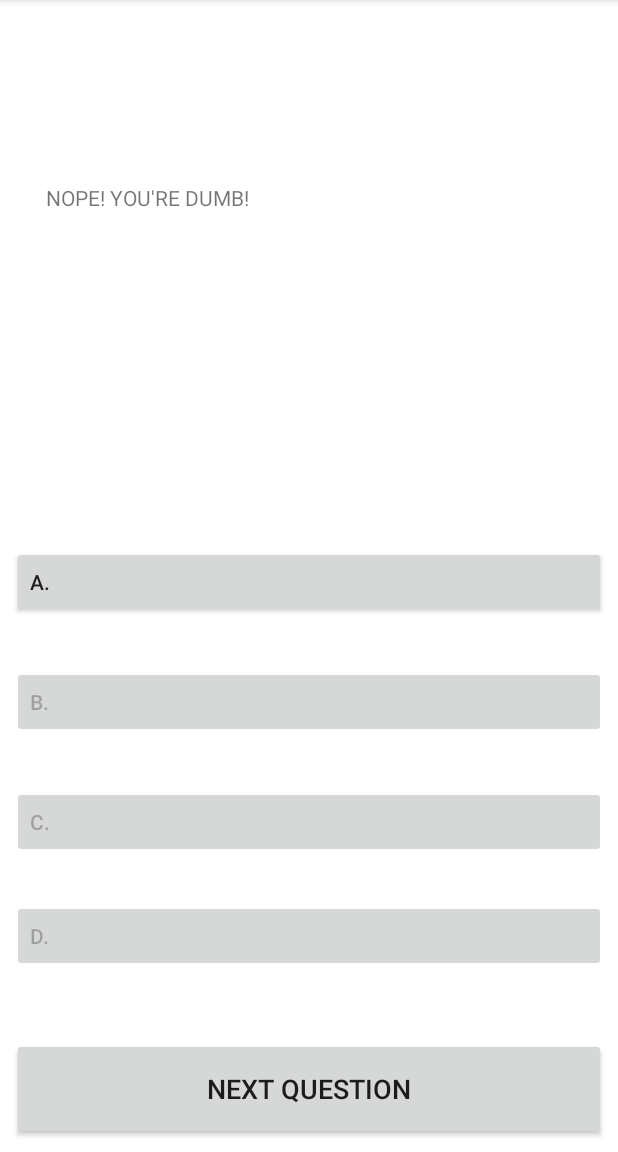
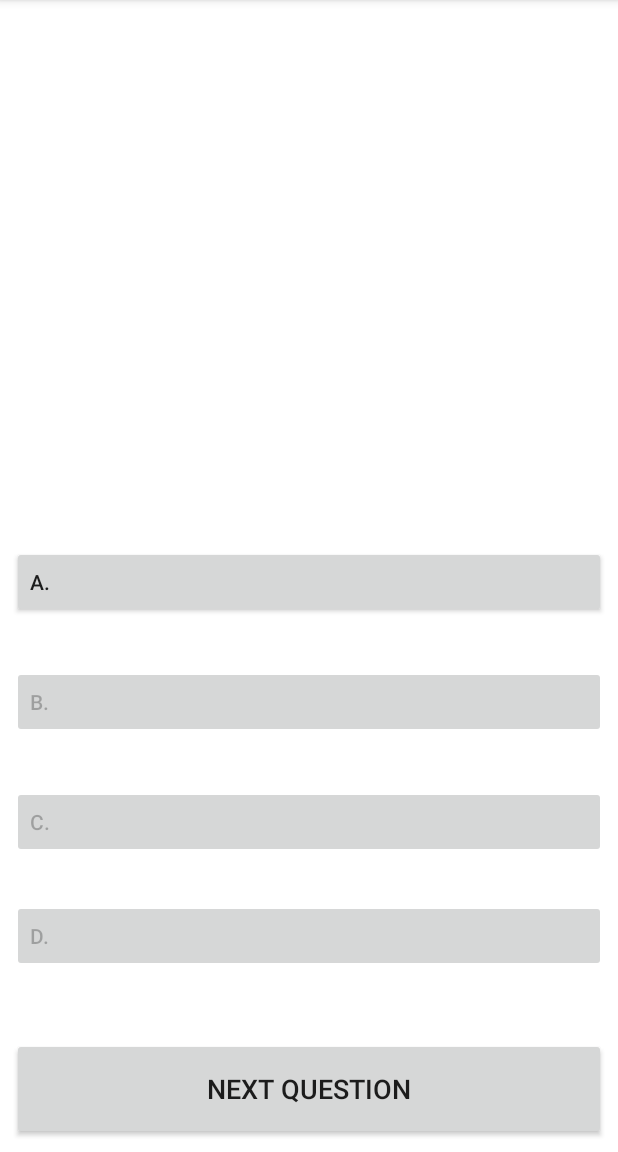
Before and after one commit to alex462/TriviaApp, an Android app: the fragment QuizFragment placed in its activity, after a tap on "A.", on a phone screen of 412 x 824 dp, the part 84-1236 px from its top. Run offline under Robolectric (Android 15) with nearby library versions, the phone set to English and light mode, and no system bars; our stand-ins replace ButterKnife; 11 statements that could not run were skipped.

```diff
--- a/app/src/main/java/com/example/alexandrareinhart/triviaapp/QuizFragment.java
+++ b/app/src/main/java/com/example/alexandrareinhart/triviaapp/QuizFragment.java
@@ -150,8 +150,10 @@ public class QuizFragment extends Fragment{
             scoreCorrect++;
         }
         else{
-//            String tempAnswer = question.getCorrectAnswer().toString();
-            quizQuestion.setText(R.string.wrongwrong);
+            String tempAnswer = question.getCorrectAnswer().toString();
+//            quizQuestion.setText(incorrect_corrected, tempAnswer);
+
+
             //TODO fix this
         }
         questionIndex++;
--- a/app/src/main/res/values/strings.xml
+++ b/app/src/main/res/values/strings.xml
@@ -3,6 +3,7 @@
     <string name="add_question">ADD QUESTION</string>
     <string name="take_quiz">TAKE QUIZ</string>
     <string name="delete_quiz">DELETE QUIZ</string>
+    <string name="cancel">@android:string/cancel</string>
     <string name="enter_question">Enter question here</string>
     <string name="enter_correct">Enter CORRECT answer here</string>
     <string name="enter_incorrect">Enter INCORRECT answer here</string>
@@ -13,9 +14,9 @@
     <string name="C">C.</string>
     <string name="D">D.</string>
     <string name="next_question">NEXT QUESTION</string>
-    <string name="incorrect_corrected">Incorrect. The correct answer is $1%s.</string>
+    <string name="incorrect_corrected">Incorrect. The correct answer is %1$s.</string>
     <string name="correct">Correct!</string>
-    <string name="dialog_message">You have reached the end of this quiz. Your final score is $1%d out of $2%d.</string>
+    <string name="dialog_message">You have reached the end of this quiz. Your final score is %1$d out of %2$d.</string>
     <string name="dialog_title">CONGRATULATIONS!</string>
     <string name="main_menu">Return to main menu</string>
     <string name="wrongwrong">NOPE! YOU\'RE DUMB!</string>
```
Also changed, not shown: app/src/main/java/com/example/alexandrareinhart/triviaapp/MainActivity.java (+32 -2 lines), app/src/main/java/com/example/alexandrareinhart/triviaapp/ScoreDialogFragment.java (deleted, +0 -37 lines), app/src/main/res/layout/score_alert_dialog.xml (deleted, +0 -27 lines).
